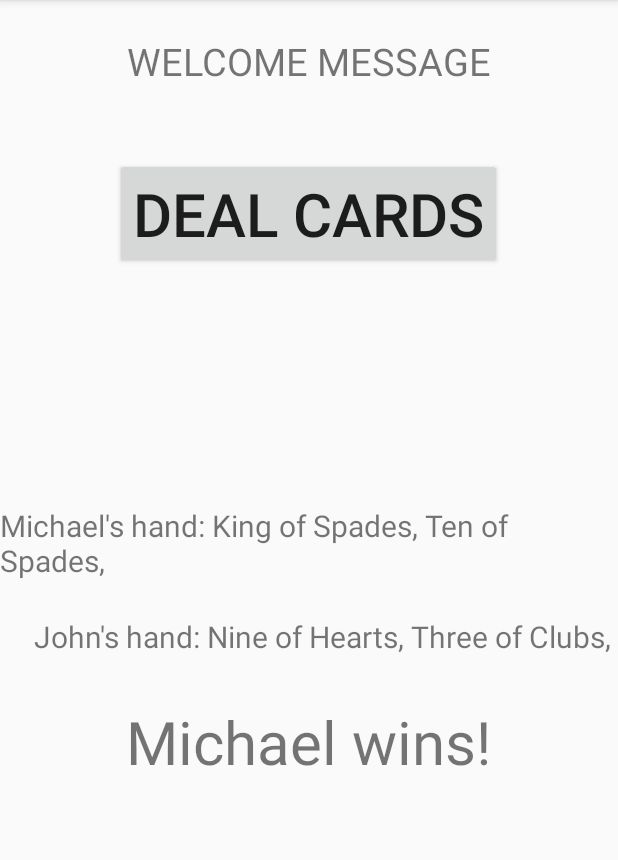
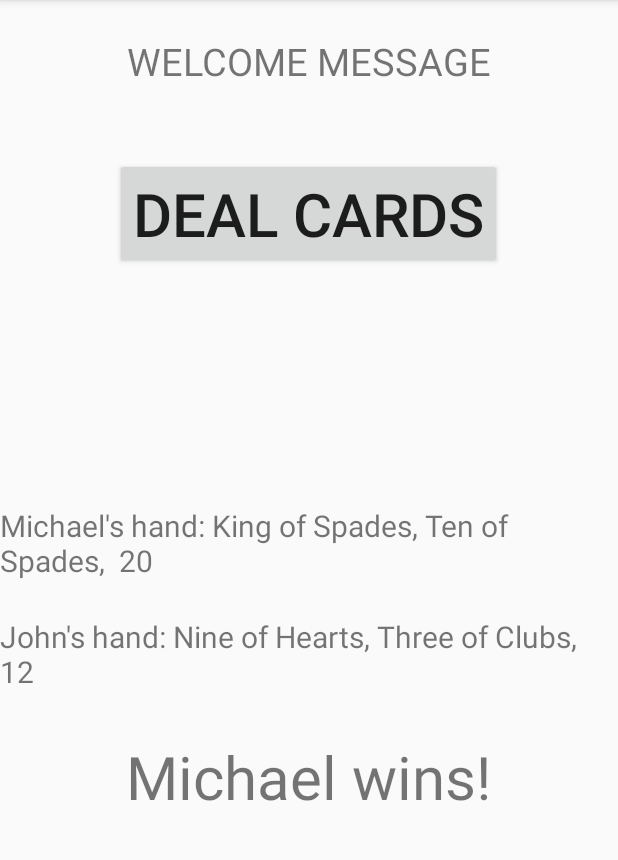
Before and after one commit to mas2206/project2_blackjack_app, an Android app: the screen it shows after launch (MainActivity), after a tap on "DEAL CARDS", on a phone screen of 412 x 824 dp, the part 84-944 px from its top. Run offline under Robolectric (Android 15) with nearby library versions, the phone set to English and light mode, and no system bars.

Commit message:
app now works, shows players cards, players hand value, and who won

```diff
--- a/app/src/main/java/example/codeclan/com/blackjackapp/MainActivity.java
+++ b/app/src/main/java/example/codeclan/com/blackjackapp/MainActivity.java
@@ -49,8 +49,8 @@ public class MainActivity extends AppCompatActivity {
         Player winner = game.calculateWinner();
         String winnerMessage = game.displayWinner(winner);
 
-        playerOneHandText.setText(player1.getPlayerName() + "'s hand: " + playerOneHand);
-        playerTwoHandText.setText(player2.getPlayerName() + "'s hand: " + playerTwoHand);
+        playerOneHandText.setText(player1.getPlayerName() + "'s hand: " + playerOneHand + " " + player1.getHandValue());
+        playerTwoHandText.setText(player2.getPlayerName() + "'s hand: " + playerTwoHand + " " + player2.getHandValue());
         resultText.setText(winnerMessage);
     }
 
```
